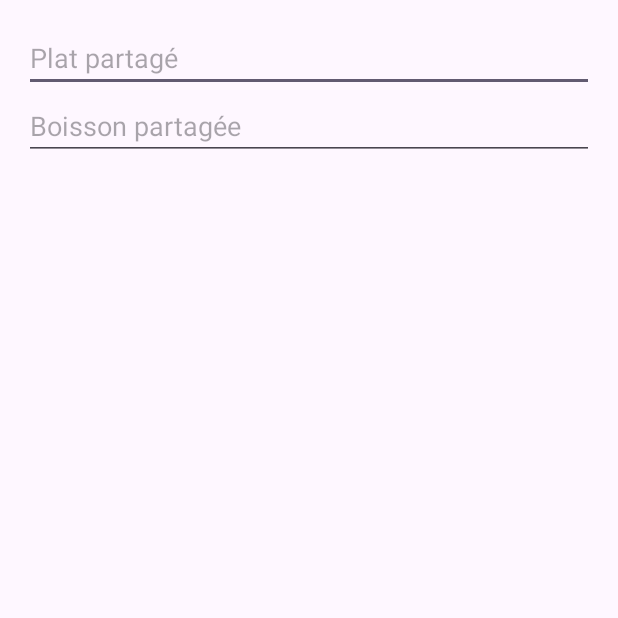
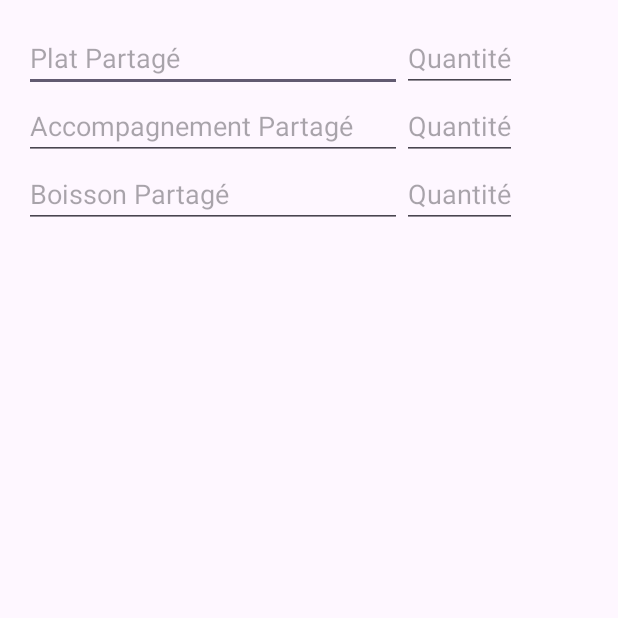
Before and after one commit to plegrand2710/PM-Legrand, an Android app: the fragment FragmentPartage shown on its own in the app's theme, on a phone screen of 412 x 824 dp, the top half of it. Run offline under Robolectric (Android 15) with nearby library versions, the phone set to English and light mode, and no system bars.

Commit message:
MAJ module commande - ajout d'une classe pour faire de l'héritage
ajout d'une classe abstraites afin de pouvoir utiliser dans différents fragments les méthodes et attributs

```diff
--- a/DM/app/src/main/java/com/pauline/dm/FragmentPartage.java
+++ b/DM/app/src/main/java/com/pauline/dm/FragmentPartage.java
@@ -4,11 +4,14 @@ import android.os.Bundle;
 import android.view.LayoutInflater;
 import android.view.View;
 import android.view.ViewGroup;
+import android.widget.ArrayAdapter;
+import android.widget.AutoCompleteTextView;
 
 import androidx.fragment.app.Fragment;
 
-public class FragmentPartage extends Fragment {
+public class FragmentPartage extends Fragments {
     View view;
+
     public void onCreate(Bundle savedInstanceState) {
         super.onCreate(savedInstanceState);
     }
@@ -17,6 +20,24 @@ public class FragmentPartage extends Fragment {
     public View onCreateView(LayoutInflater inflater, ViewGroup container,
                              Bundle savedInstanceState) {
         view = inflater.inflate(R.layout.fragment_partage, container, false);
+
+        adapterPlats = new ArrayAdapter<>(view.getContext(),
+                android.R.layout.simple_dropdown_item_1line, listePlats);
+        AutoCompleteTextView autoCompletePlat = view.findViewById(R.id.platPartageEditText);
+        autoCompletePlat.setThreshold(1);
+        autoCompletePlat.setAdapter(adapterPlats);
+
+        adapterAccompagnements = new ArrayAdapter<>(view.getContext(),
+                android.R.layout.simple_dropdown_item_1line, listeAccompagnements);
+        AutoCompleteTextView autoCompleteAccompagnement = view.findViewById(R.id.accompagnementPartageEditText);
+        autoCompleteAccompagnement.setThreshold(1);
+        autoCompleteAccompagnement.setAdapter(adapterAccompagnements);
+
+        adapterBoissons = new ArrayAdapter<>(view.getContext(),
+                android.R.layout.simple_dropdown_item_1line, listeBoissons);
+        AutoCompleteTextView autoCompleteBoisson = view.findViewById(R.id.boissonPartageEditText);
+        autoCompleteBoisson.setThreshold(1);
+        autoCompleteBoisson.setAdapter(adapterBoissons);
         return view ;
     }
 
--- /dev/null
+++ b/DM/app/src/main/java/com/pauline/dm/Fragments.java
@@ -0,0 +1,62 @@
+package com.pauline.dm;
+
+import android.database.Cursor;
+import android.os.Bundle;
+import android.util.Log;
+import android.widget.ArrayAdapter;
+import android.widget.Toast;
+
+import androidx.annotation.Nullable;
+import androidx.fragment.app.Fragment;
+
+import java.util.ArrayList;
+
+public abstract class Fragments extends Fragment {
+    protected DBAdapter dbAdapter;
+    protected String TAG = "DMProjet";
+    ArrayList<String> listePlats = new ArrayList<>();
+    ArrayList<String> listeAccompagnements = new ArrayList<>();
+    ArrayList<String> listeBoissons = new ArrayList<>();
+    ArrayAdapter<String> adapterPlats = null ;
+    ArrayAdapter<String> adapterAccompagnements = null ;
+    ArrayAdapter<String> adapterBoissons = null ;
+
+    @Override
+    public void onCreate(@Nullable Bundle savedInstanceState) {
+        super.onCreate(savedInstanceState);
+        dbAdapter = new DBAdapter(requireContext());
+        dbAdapter.open();
+
+        listePlats = listeProduitParCategorie(dbAdapter.getProduitsByCategorie("plat"));
+        listeBoissons= listeProduitParCategorie(dbAdapter.getProduitsByCategorie("boisson"));
+        listeAccompagnements = listeProduitParCategorie(dbAdapter.getProduitsByCategorie("accompagnement"));
+    }
+
+    protected ArrayList<String> listeProduitParCategorie(Cursor cursor) {
+        ArrayList<String> listeProduits = new ArrayList<>();
+        if (cursor != null) {
+            try {
+                while (cursor.moveToNext()) {
+                    int nomProduitIndex = cursor.getColumnIndexOrThrow(DBAdapter.KEY_NOMPRODUIT);
+                    String nomProduit = cursor.getString(nomProduitIndex);
+                    listeProduits.add(nomProduit);
+                }
+            } catch (Exception e) {
+                Log.e(TAG, "Erreur lors de la récupération des produits", e);
+            } finally {
+                cursor.close();
+            }
+        } else {
+            Toast.makeText(requireContext(), "Aucun produit trouvé pour cette catégorie.", Toast.LENGTH_SHORT).show();
+        }
+        return listeProduits;
+    }
+
+    @Override
+    public void onDestroy() {
+        super.onDestroy();
+        if (dbAdapter != null) {
+            dbAdapter.close();
+        }
+    }
+}
--- a/DM/app/src/main/res/layout/fragment_partage.xml
+++ b/DM/app/src/main/res/layout/fragment_partage.xml
@@ -5,15 +5,61 @@
     android:orientation="vertical"
     android:padding="16dp">
 
-    <EditText
-        android:id="@+id/sharedDishEditText"
-        android:layout_width="match_parent"
-        android:layout_height="wrap_content"
-        android:hint="Plat partagé" />
+    <TableLayout
+        android:layout_width="wrap_content"
+        android:layout_height="wrap_content">
 
-    <EditText
-        android:id="@+id/sharedBoissonEditText"
-        android:layout_width="match_parent"
-        android:layout_height="wrap_content"
-        android:hint="Boisson partagée" />
+        <TableRow
+            android:layout_width="match_parent"
+            android:layout_height="match_parent" >
+
+            <AutoCompleteTextView
+                android:id="@+id/platPartageEditText"
+                android:layout_width="252dp"
+                android:layout_height="wrap_content"
+                android:hint="@string/platPartage" />
+
+            <EditText
+                android:id="@+id/platPartageQuantiteEditText"
+                android:layout_width="wrap_content"
+                android:layout_height="wrap_content"
+                android:hint="@string/nombre" />
+        </TableRow>
+
+        <TableRow
+            android:layout_width="match_parent"
+            android:layout_height="match_parent" >
+
+            <AutoCompleteTextView
+                android:id="@+id/accompagnementPartageEditText"
+                android:layout_width="wrap_content"
+                android:layout_height="wrap_content"
+                android:hint="@string/accompagnementPartage" />
+
+            <EditText
+                android:id="@+id/accompagmentPartageQuantiteEditText"
+                android:layout_width="wrap_content"
+                android:layout_height="wrap_content"
+                android:hint="@string/nombre" />
+        </TableRow>
+
+        <TableRow
+            android:layout_width="match_parent"
+            android:layout_height="match_parent" >
+
+            <AutoCompleteTextView
+                android:id="@+id/boissonPartageEditText"
+                android:layout_width="wrap_content"
+                android:layout_height="wrap_content"
+                android:hint="@string/boissonPartage" />
+
+            <EditText
+                android:id="@+id/boissonPartageQuantiteEditText"
+                android:layout_width="wrap_content"
+                android:layout_height="wrap_content"
+                android:hint="@string/nombre" />
+        </TableRow>
+
+    </TableLayout>
+
 </LinearLayout>
--- a/DM/app/src/main/res/values/strings.xml
+++ b/DM/app/src/main/res/values/strings.xml
@@ -47,6 +47,8 @@
     <string name="Saignant">Saignant</string>
     <string name="BienCuit">Bien cuit</string>
     <string name="aPoint">À point</string>
-
-
+    <string name="boissonPartage">Boisson Partagé</string>
+    <string name="accompagnementPartage">Accompagnement Partagé</string>
+    <string name="platPartage">Plat Partagé</string>
+    <string name="nombre">Quantité</string>
 </resources>
```
Also changed, not shown: DM/app/src/main/java/com/pauline/dm/CommandeActivity.java (+1 -38 lines), DM/app/src/main/java/com/pauline/dm/FragmentConvive.java (+4 -33 lines).
